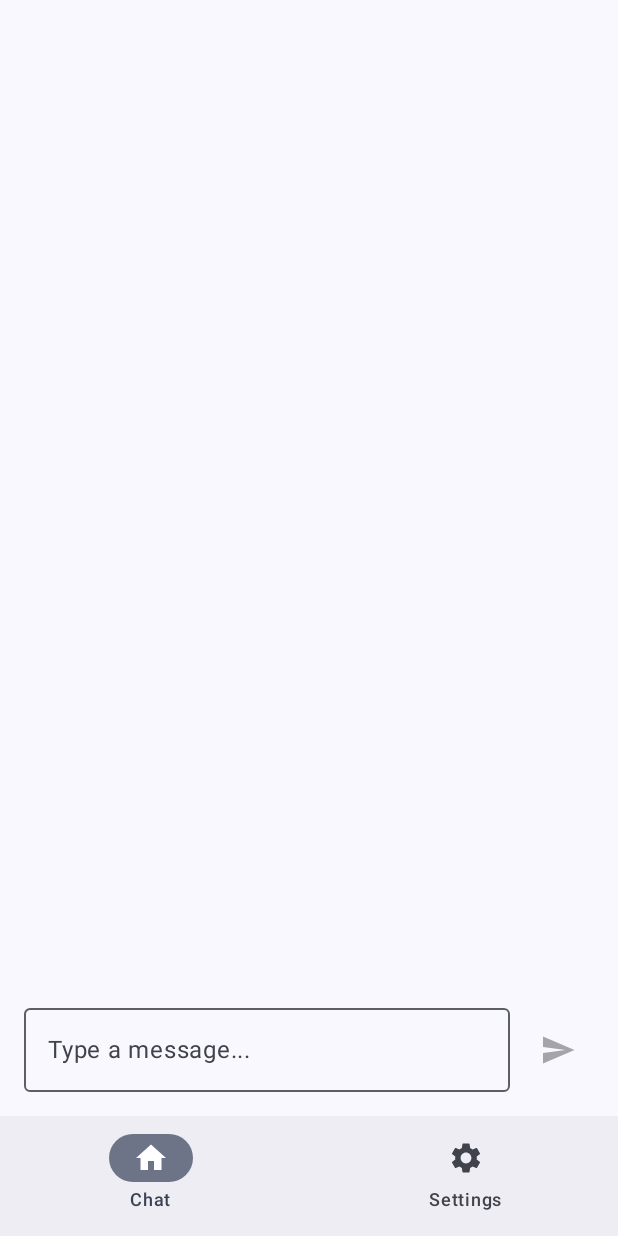
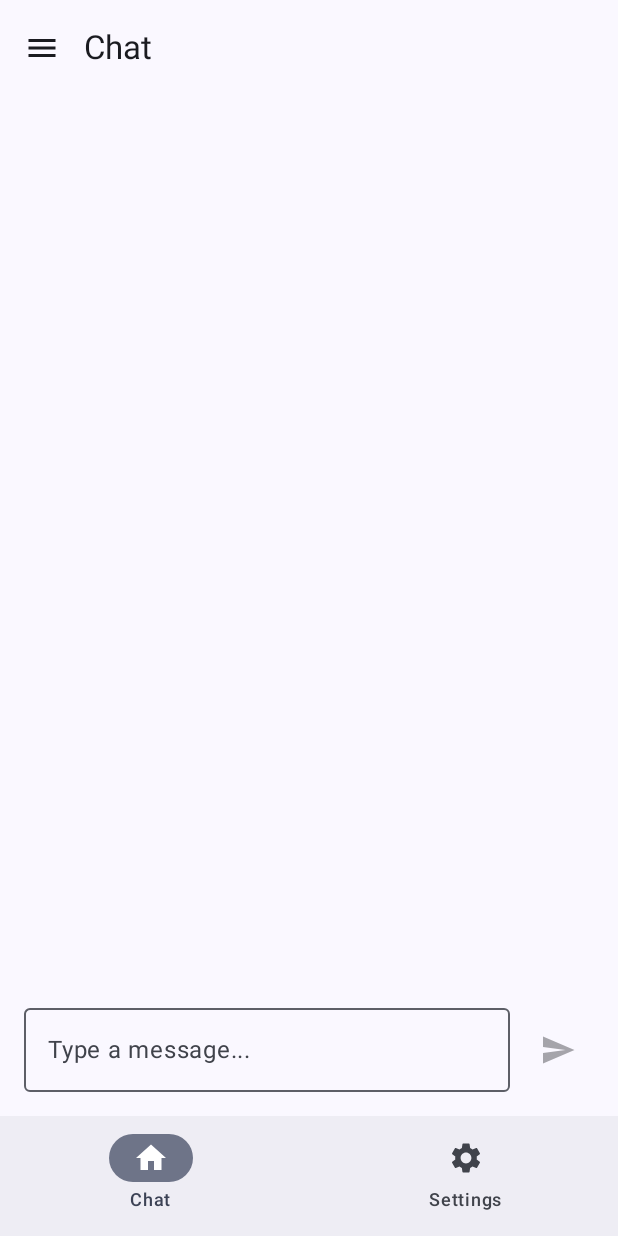
Before and after one commit to zhaolongzhong/cue-android, an Android app built with Jetpack Compose: the home screen opened through its navigation route, on a phone screen of 412 x 824 dp. Run offline under Robolectric (Android 15) with nearby library versions, the phone set to English and light mode, and no system bars; our stand-ins replace Dagger/Hilt's generated code.

Commit message:
feat: add navigation drawer with menu items
- Add Material3 ModalNavigationDrawer
- Add top app bar with menu button
- Add drawer items for Conversations, History, and Settings
- Implement proper navigation and state management
- Add placeholder for future history feature

```diff
--- a/app/src/main/java/com/example/cue/MainActivity.kt
+++ b/app/src/main/java/com/example/cue/MainActivity.kt
@@ -4,17 +4,34 @@ import android.os.Bundle
 import androidx.activity.ComponentActivity
 import androidx.activity.compose.setContent
 import androidx.activity.enableEdgeToEdge
+import androidx.compose.foundation.layout.Spacer
 import androidx.compose.foundation.layout.fillMaxSize
+import androidx.compose.foundation.layout.height
 import androidx.compose.foundation.layout.padding
 import androidx.compose.material.icons.Icons
+import androidx.compose.material.icons.filled.Chat
+import androidx.compose.material.icons.filled.History
 import androidx.compose.material.icons.filled.Home
+import androidx.compose.material.icons.filled.Menu
 import androidx.compose.material.icons.filled.Settings
+import androidx.compose.material3.Divider
+import androidx.compose.material3.DrawerValue
+import androidx.compose.material3.ExperimentalMaterial3Api
 import androidx.compose.material3.Icon
+import androidx.compose.material3.IconButton
+import androidx.compose.material3.MaterialTheme
+import androidx.compose.material3.ModalDrawerSheet
+import androidx.compose.material3.ModalNavigationDrawer
 import androidx.compose.material3.NavigationBar
 import androidx.compose.material3.NavigationBarItem
+import androidx.compose.material3.NavigationDrawerItem
 import androidx.compose.material3.Scaffold
 import androidx.compose.material3.Text
+import androidx.compose.material3.TopAppBar
+import androidx.compose.material3.rememberDrawerState
+import androidx.compose.runtime.rememberCoroutineScope
 import androidx.compose.ui.Modifier
+import androidx.compose.ui.unit.dp
 import androidx.navigation.compose.NavHost
 import androidx.navigation.compose.composable
 import androidx.navigation.compose.currentBackStackEntryAsState
@@ -28,7 +45,9 @@ import com.example.cue.ui.theme.CueTheme
 import com.example.cue.ui.theme.ThemeController
 import dagger.hilt.android.AndroidEntryPoint
 import jakarta.inject.Inject
+import kotlinx.coroutines.launch
 
+@OptIn(ExperimentalMaterial3Api::class)
 @AndroidEntryPoint
 class MainActivity : ComponentActivity() {
     @Inject
@@ -40,16 +59,90 @@ class MainActivity : ComponentActivity() {
         setContent {
             CueTheme(themeController = themeController) {
                 val navController = rememberNavController()
+                val drawerState = rememberDrawerState(initialValue = DrawerValue.Closed)
+                val scope = rememberCoroutineScope()
+                val currentRoute =
+                    navController.currentBackStackEntryAsState().value?.destination?.route
 
+                ModalNavigationDrawer(
+                    drawerState = drawerState,
+                    drawerContent = {
+                        ModalDrawerSheet {
+                            Spacer(Modifier.height(12.dp))
+                            Text(
+                                "Cue Assistant",
+                                modifier = Modifier.padding(16.dp),
+                                style = MaterialTheme.typography.titleLarge,
+                            )
+                            Divider()
+                            NavigationDrawerItem(
+                                icon = { Icon(Icons.Default.Chat, contentDescription = null) },
+                                label = { Text("Conversations") },
+                                selected = currentRoute == "home",
+                                onClick = {
+                                    scope.launch {
+                                        drawerState.close()
+                                        navController.navigate("home") {
+                                            popUpTo("home") { inclusive = true }
+                                        }
+                                    }
+                                },
+                                modifier = Modifier.padding(horizontal = 12.dp),
+                            )
+                            NavigationDrawerItem(
+                                icon = { Icon(Icons.Default.History, contentDescription = null) },
+                                label = { Text("History") },
+                                selected = false,
+                                onClick = {
+                                    scope.launch {
+                                        drawerState.close()
+                                        // TODO: Add history navigation
+                                    }
+                                },
+                                modifier = Modifier.padding(horizontal = 12.dp),
+                            )
+                            NavigationDrawerItem(
+                                icon = { Icon(Icons.Default.Settings, contentDescription = null) },
+                                label = { Text("Settings") },
+                                selected = currentRoute == "settings",
+                                onClick = {
+                                    scope.launch {
+                                        drawerState.close()
+                                        navController.navigate("settings") {
+                                            popUpTo("home")
+                                        }
+                                    }
+                                },
+                                modifier = Modifier.padding(horizontal = 12.dp),
+                            )
+                        }
+                    },
+                ) {
                     Scaffold(
                         modifier = Modifier.fillMaxSize(),
+                        topBar = {
+                            if (currentRoute in listOf("home", "settings")) {
+                                TopAppBar(
+                                    title = { Text(if (currentRoute == "home") "Chat" else "Settings") },
+                                    navigationIcon = {
+                                        IconButton(onClick = { scope.launch { drawerState.open() } }) {
+                                            Icon(Icons.Default.Menu, contentDescription = "Menu")
+                                        }
+                                    },
+                                )
+                            }
+                        },
                         bottomBar = {
                             // Only show bottom navigation when user is authenticated
-                        val currentRoute = navController.currentBackStackEntryAsState().value?.destination?.route
                             if (currentRoute in listOf("home", "settings")) {
                                 NavigationBar {
                                     NavigationBarItem(
-                                    icon = { Icon(Icons.Default.Home, contentDescription = "Chat") },
+                                        icon = {
+                                            Icon(
+                                                Icons.Default.Home,
+                                                contentDescription = "Chat",
+                                            )
+                                        },
                                         label = { Text("Chat") },
                                         selected = currentRoute == "home",
                                         onClick = {
@@ -59,7 +152,12 @@ class MainActivity : ComponentActivity() {
                                         },
                                     )
                                     NavigationBarItem(
-                                    icon = { Icon(Icons.Default.Settings, contentDescription = "Settings") },
+                                        icon = {
+                                            Icon(
+                                                Icons.Default.Settings,
+                                                contentDescription = "Settings",
+                                            )
+                                        },
                                         label = { Text("Settings") },
                                         selected = currentRoute == "settings",
                                         onClick = {
@@ -131,3 +229,4 @@ class MainActivity : ComponentActivity() {
             }
         }
     }
+}
```
Lines whose indentation alone changed are shown as unchanged.
